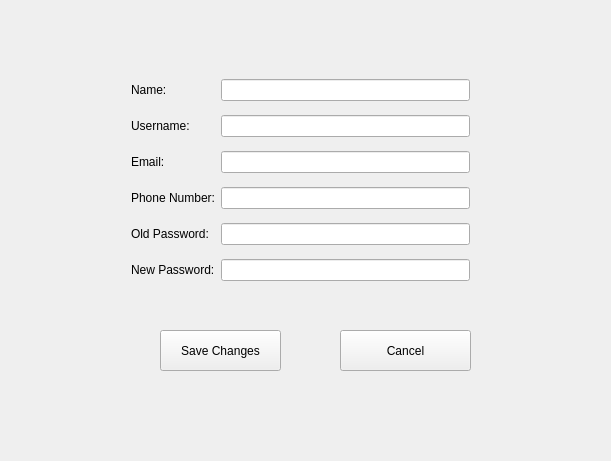
First picture: the form in account_settings.ui, repository allenh1/timefuse-client, before the edit.
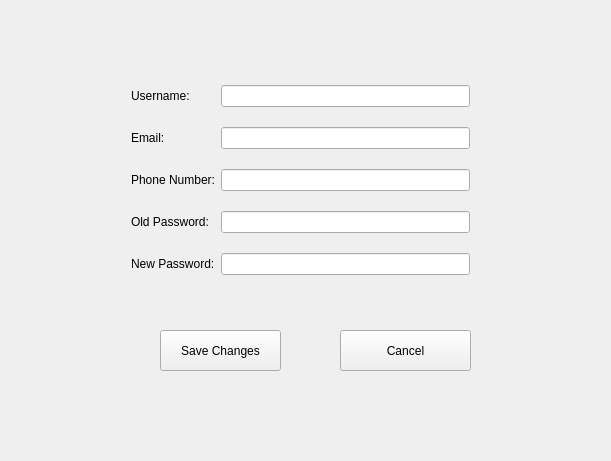
Second picture: the form after the edit.

Commit message: removed extra name field

The edit to the form file:
```diff
--- a/account_settings.ui
+++ b/account_settings.ui
@@ -23,42 +23,35 @@
     </rect>
    </property>
    <layout class="QGridLayout" name="gridLayout">
-   <item row="0" column="0">
-    <widget class="QLabel" name="label">
-     <property name="text">
-      <string>Name:</string>
-     </property>
-    </widget>
-   </item>
-    <item row="1" column="0">
+    <item row="0" column="0">
      <widget class="QLabel" name="label">
       <property name="text">
        <string>Username:</string>
       </property>
      </widget>
     </item>
-    <item row="2" column="0">
+    <item row="1" column="0">
      <widget class="QLabel" name="label_2">
       <property name="text">
        <string>Email:</string>
       </property>
      </widget>
     </item>
-    <item row="4" column="0">
+    <item row="3" column="0">
      <widget class="QLabel" name="label_4">
       <property name="text">
        <string>Old Password:</string>
       </property>
      </widget>
     </item>
-    <item row="5" column="0">
+    <item row="4" column="0">
      <widget class="QLabel" name="label_4">
       <property name="text">
        <string>New Password:</string>
       </property>
      </widget>
     </item>
-    <item row="3" column="0">
+    <item row="2" column="0">
      <widget class="QLabel" name="label_3">
       <property name="text">
        <string>Phone Number:</string>
@@ -66,21 +59,18 @@
      </widget>
     </item>
     <item row="0" column="1">
-     <widget class="QLineEdit" name="name_input"/>
-    </item>
-    <item row="1" column="1">
      <widget class="QLineEdit" name="username_input"/>
     </item>
-    <item row="2" column="1">
+    <item row="1" column="1">
      <widget class="QLineEdit" name="email_input"/>
     </item>
-    <item row="3" column="1">
+    <item row="2" column="1">
      <widget class="QLineEdit" name="phone_input"/>
     </item>
-    <item row="4" column="1">
+    <item row="3" column="1">
      <widget class="QLineEdit" name="old_password_input"/>
     </item>
-    <item row="5" column="1">
+    <item row="4" column="1">
      <widget class="QLineEdit" name="new_password_input"/>
     </item>
    </layout>
```
The commit also changes 1 other file.
